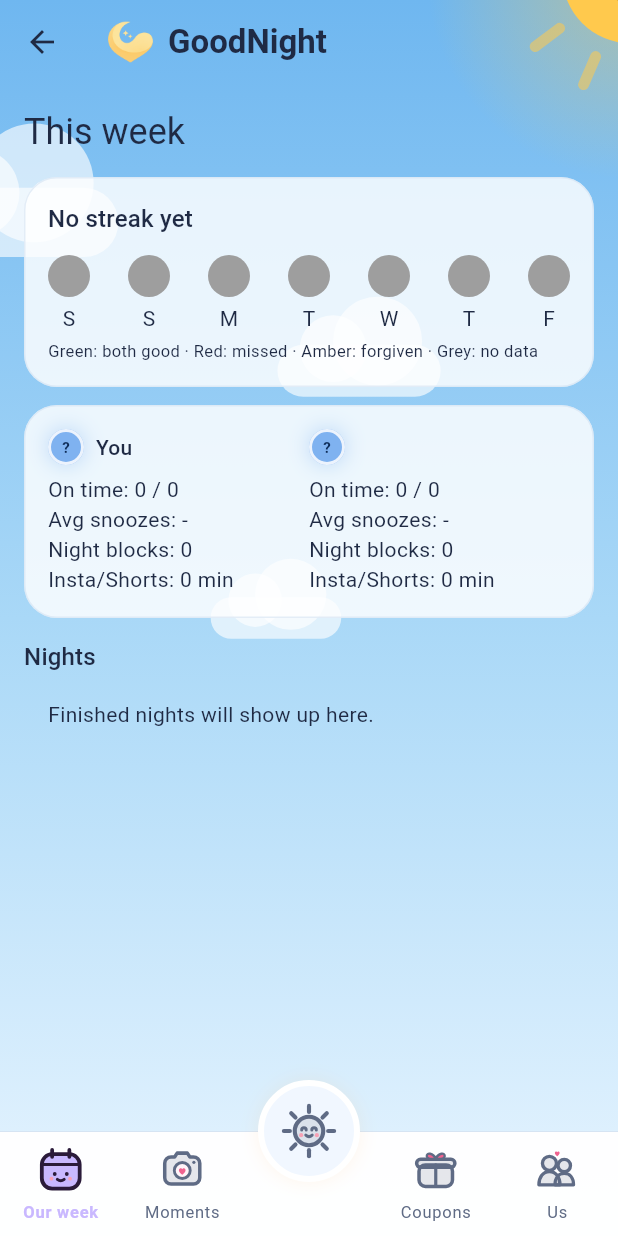
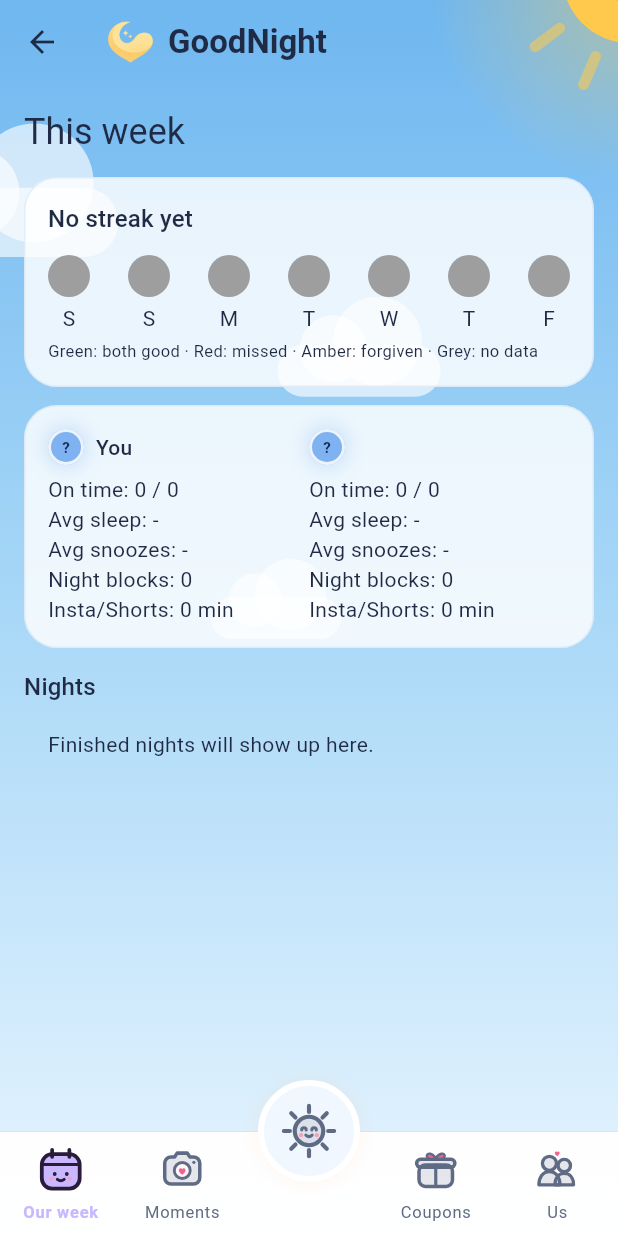
Before and after one commit to Its-Abishek-01/goodnight, a Flutter app: the HomeScreen screen opened directly with empty values, after a tap on "Our week", on a phone screen of 412 x 824 dp. Run offline on Flutter 3.47's test engine with Material 3 defaults, Android fonts, the phone set to English and light mode, and no system bars; our stand-ins replace cloud_firestore, firebase_auth, firebase_core, firebase_messaging, flutter_local_notifications, flutter_riverpod and 6 more; missing offline and left inert: alarm, home_widget, mobile_scanner; accounts and stored records are empty.

Commit message:
Show more of each other's night: live partner card and richer report
Tonight now has a live "how your partner's night is going" card -
winding down, asleep (and since when), snoozing, or up - plus tonight's
Instagram/Shorts minutes and night-mode blocks. The weekly report gains
each person's average sleep length and, per finished night, the actual
check-in and wake times, how long they slept, and phone minutes.

Both views stay symmetric: each person sees the same numbers about the
other, surfacing data the app already syncs both ways.

Co-Authored-By: Claude Opus 4.8 <noreply@anthropic.com>

```diff
--- a/lib/features/checkin/tonight_cards.dart
+++ b/lib/features/checkin/tonight_cards.dart
@@ -3,7 +3,9 @@ import 'package:flutter/services.dart';
 import 'package:flutter_riverpod/flutter_riverpod.dart';
 
 import '../../core/theme.dart';
+import '../bedtime/schedule.dart';
 import '../pairing/pair.dart';
+import '../profile/person_avatar.dart';
 import '../profile/profile.dart';
 import '../settings/features.dart';
 import '../settings/features_providers.dart';
@@ -100,6 +102,127 @@ class SnoozeNudge extends ConsumerWidget {
   }
 }
 
+String _minutesLabel(BuildContext context, int minutes) =>
+    TimeOfDay(hour: minutes ~/ 60, minute: minutes % 60).format(context);
+
+/// How your partner's night is going, right now. The two of you share these
+/// numbers by design: they see the very same card about you.
+class PartnerTonight extends ConsumerWidget {
+  const PartnerTonight({super.key, required this.pair, required this.uid});
+
+  final Pair pair;
+  final String uid;
+
+  @override
+  Widget build(BuildContext context, WidgetRef ref) {
+    final partnerUid = pair.partnerUid(uid) ?? '';
+    if (partnerUid.isEmpty) return const SizedBox.shrink();
+    final p = _tonight(ref, partnerUid);
+    final window = ref.watch(windowsProvider)[partnerUid];
+    final name = ref.watch(peopleProvider)[partnerUid]?.name ?? pair.nameOf(partnerUid);
+    final status = _partnerStatus(context, name, p, window);
+
+    final extras = <String>[
+      if (p.usageMinutes > 0) '${p.usageMinutes} min on Instagram/Shorts tonight',
+      if (p.blocks > 0) 'Night mode stepped in ${p.blocks}×',
+    ];
+
+    return Container(
+      padding: const EdgeInsets.all(14),
+      decoration: BoxDecoration(
+        color: context.sky.surface.withValues(alpha: 0.7),
+        borderRadius: BorderRadius.circular(20),
+        border: Border.all(color: context.sky.outline),
+      ),
+      child: Row(
+        crossAxisAlignment: CrossAxisAlignment.start,
+        children: [
+          PersonAvatar(uid: partnerUid, size: 40),
+          const SizedBox(width: 12),
+          Expanded(
+            child: Column(
+              crossAxisAlignment: CrossAxisAlignment.start,
+              children: [
+                Row(
+                  children: [
+                    Icon(status.icon, size: 18, color: context.sky.accent),
+                    const SizedBox(width: 6),
+                    Expanded(
+                      child: Text(status.headline, style: Theme.of(context).textTheme.titleSmall),
+                    ),
+                  ],
+                ),
+                if (status.detail != null) ...[
+                  const SizedBox(height: 2),
+                  Text(status.detail!, style: Theme.of(context).textTheme.bodySmall),
+                ],
+                for (final e in extras) ...[
+                  const SizedBox(height: 2),
+                  Text(e, style: Theme.of(context).textTheme.bodySmall),
+                ],
+              ],
+            ),
+          ),
+        ],
+      ),
+    );
+  }
+}
+
+({IconData icon, String headline, String? detail}) _partnerStatus(
+  BuildContext context,
+  String name,
+  PlayerNight p,
+  SleepWindow? w,
+) {
+  if (p.wokeAt != null) {
+    return (
+      icon: Icons.wb_sunny_outlined,
+      headline: '$name is up',
+      detail: 'Awake since ${_time(context, p.wokeAt!)}.',
+    );
+  }
+  if (p.checkedInAt != null) {
+    if (p.alarm && p.snoozes > 0) {
+      return (
+        icon: Icons.snooze,
+        headline: '$name is snoozing',
+        detail: '${p.snoozes} snooze${p.snoozes == 1 ? '' : 's'} so far this morning.',
+      );
+    }
+    return (
+      icon: Icons.bedtime,
+      headline: '$name is asleep',
+      detail: 'Checked in at ${_time(context, p.checkedInAt!)}.',
+    );
+  }
+  if (w == null) {
+    return (icon: Icons.schedule, headline: '$name hasn\'t set a bedtime yet', detail: null);
+  }
+  final now = DateTime.now();
+  final delta = (((now.hour * 60 + now.minute) - w.bedtime + 720) % 1440) - 720;
+  final bed = _minutesLabel(context, w.bedtime);
+  if (delta > checkInGraceMinutes) {
+    return (
+      icon: Icons.nightlight_outlined,
+      headline: '$name is still up',
+      detail: 'Bedtime was $bed — not checked in yet.',
+    );
+  }
+  if (delta >= -120) {
+    return (
+      icon: Icons.nights_stay_outlined,
+      headline: '$name is winding down',
+      detail: 'Bedtime $bed. Not checked in yet.',
+    );
+  }
+  return (
+    icon: Icons.schedule,
+    headline: '$name sleeps at $bed',
+    detail: 'Their night hasn\'t started.',
+  );
+}
+
 /// The big "Going to sleep" button, open from 2 hours before bedtime.
 class CheckInButton extends ConsumerWidget {
   const CheckInButton({super.key, required this.pair, required this.uid});
--- a/lib/features/pairing/home_screen.dart
+++ b/lib/features/pairing/home_screen.dart
@@ -153,6 +153,8 @@ class _Tonight extends ConsumerWidget {
         SnoozeNudge(pair: pair, uid: uid),
         const SizedBox(height: 8),
         CheckInButton(pair: pair, uid: uid),
+        const SizedBox(height: 16),
+        PartnerTonight(pair: pair, uid: uid),
         const SizedBox(height: 24),
         Text('Bedtimes', style: Theme.of(context).textTheme.titleMedium),
         const SizedBox(height: 4),
--- a/lib/features/report/report_screen.dart
+++ b/lib/features/report/report_screen.dart
@@ -14,6 +14,25 @@ const _months = ['Jan', 'Feb', 'Mar', 'Apr', 'May', 'Jun', 'Jul', 'Aug', 'Sep',
 String _label(String key) {
   final d = DateTime.parse(key);
   return '${_days[d.weekday - 1]} ${d.day} ${_months[d.month - 1]}';
+}
+
+String _hm(BuildContext context, DateTime t) =>
+    TimeOfDay.fromDateTime(t).format(context);
+
+String _dur(int minutes) => '${minutes ~/ 60}h ${(minutes % 60).toString().padLeft(2, '0')}m';
+
+/// A dim one-liner of the night's actual times, or null if nothing to show.
+String? _times(BuildContext context, PlayerNight p) {
+  final slept = (p.checkedInAt != null && p.wokeAt != null)
+      ? p.wokeAt!.difference(p.checkedInAt!).inMinutes
+      : 0;
+  final parts = <String>[
+    if (p.checkedInAt != null) 'in ${_hm(context, p.checkedInAt!)}',
+    if (p.wokeAt != null) 'up ${_hm(context, p.wokeAt!)}',
+    if (slept > 0) _dur(slept),
+    if (p.usageMinutes > 0) '${p.usageMinutes}m phone',
+  ];
+  return parts.isEmpty ? null : parts.join(' · ');
 }
 
 /// Last 7 nights for both of you.
@@ -46,6 +65,8 @@ class ReportScreen extends ConsumerWidget {
       var woke = 0;
       var blocks = 0;
       var usage = 0;
+      var sleptMin = 0;
+      var sleptNights = 0;
       for (final n in week) {
         final p = n.playerOf(who);
         if (goodBedtime(p, windows[who]) && goodMorning(p)) onTime++;
@@ -53,10 +74,18 @@ class ReportScreen extends ConsumerWidget {
           woke++;
           snoozes += p.snoozes;
         }
+        if (p.checkedInAt != null && p.wokeAt != null) {
+          final m = p.wokeAt!.difference(p.checkedInAt!).inMinutes;
+          if (m > 0) {
+            sleptMin += m;
+            sleptNights++;
+          }
+        }
         blocks += p.blocks;
         usage += p.usageMinutes;
       }
       final avg = woke == 0 ? '-' : (snoozes / woke).toStringAsFixed(1);
+      final sleep = sleptNights == 0 ? '-' : _dur(sleptMin ~/ sleptNights);
       return Expanded(
         child: Column(
           crossAxisAlignment: CrossAxisAlignment.start,
@@ -70,6 +99,7 @@ class ReportScreen extends ConsumerWidget {
             ),
             const SizedBox(height: 6),
             Text('On time: $onTime / ${week.length}'),
+            Text('Avg sleep: $sleep'),
             Text('Avg snoozes: $avg'),
             Text('Night blocks: $blocks'),
             Text('Insta/Shorts: $usage min'),
@@ -157,13 +187,19 @@ class ReportScreen extends ConsumerWidget {
                 crossAxisAlignment: CrossAxisAlignment.start,
                 children: [
                   Text(_label(n.key), style: Theme.of(context).textTheme.titleSmall),
-                  for (final m in members)
+                  for (final m in members) ...[
                     Text(
                       '${m == uid ? 'You' : pair.nameOf(m)}: '
                       '${goodBedtime(n.playerOf(m), windows[m]) ? '✅' : '❌'} bedtime · '
                       '${!n.playerOf(m).alarm ? 'no alarm' : '${goodMorning(n.playerOf(m)) ? '✅' : '❌'} morning '
                           '(${n.playerOf(m).snoozes} snoozes)'}',
                     ),
+                    if (_times(context, n.playerOf(m)) case final line?)
+                      Padding(
+                        padding: const EdgeInsets.only(left: 12, bottom: 2),
+                        child: Text(line, style: Theme.of(context).textTheme.bodySmall),
+                      ),
+                  ],
                   if (!isGoodNight(n, windows, members))
                     _forgiveRow(context, n, nights, uid, pair, repo),
                 ],
```
Also changed, not shown: 1 other file.
